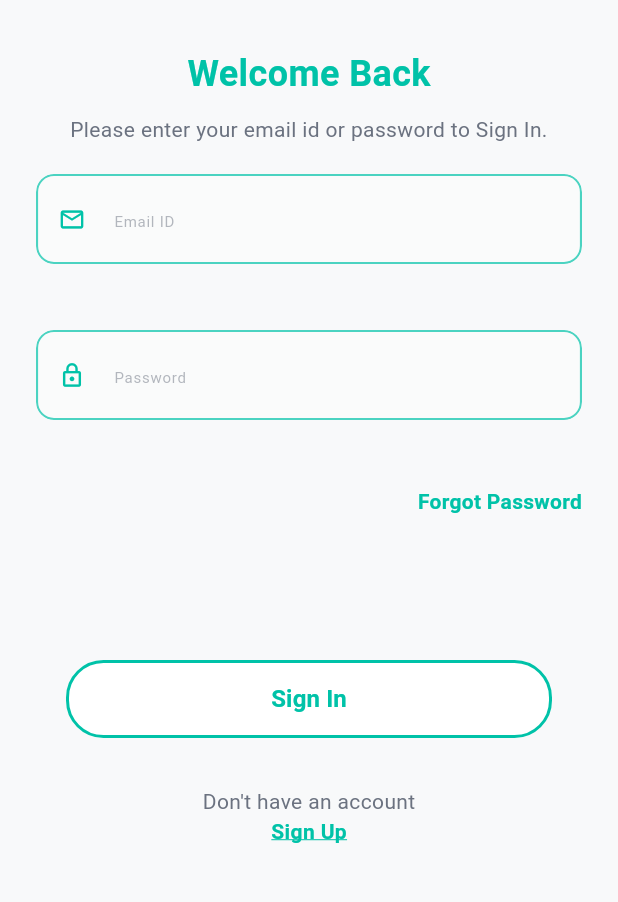
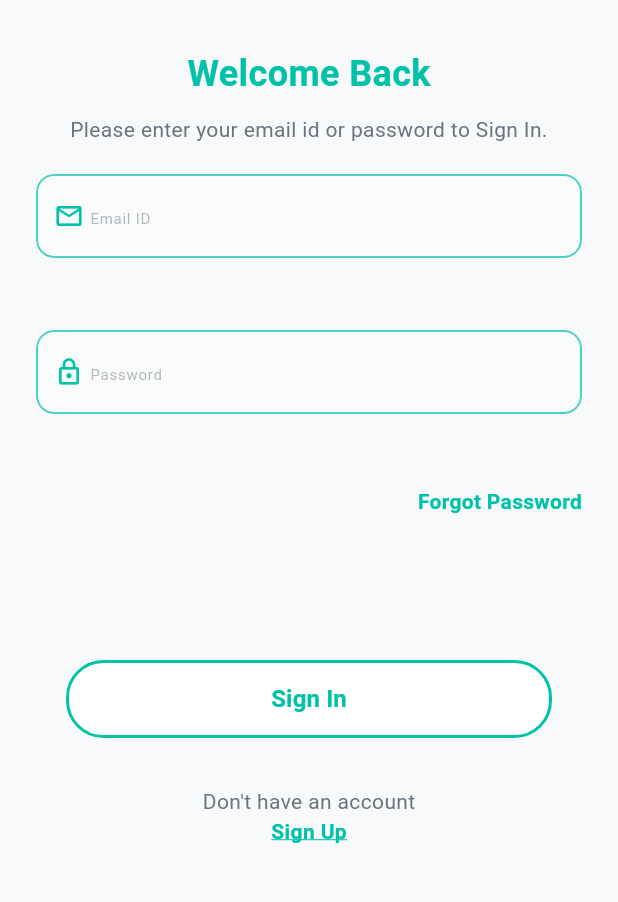
Before and after one commit to ayeshaahmed7589-coder/Logistic-Customer, a Flutter app: the screen it shows after launch, on a phone screen of 412 x 824 dp, the part 168-1070 px from its top. Run offline on Flutter 3.47's test engine with Material 3 defaults, Android fonts, the phone set to English and light mode, and no system bars; our stand-ins replace cached_network_image, dio, flutter_map, flutter_riverpod, go_router, image_picker and 6 more; missing offline and left inert: flutter_google_places_sdk; generated files the repository leaves out were written again.

Commit message:
custom field

```diff
--- a/lib/common_widgets/cuntom_textfield.dart
+++ b/lib/common_widgets/cuntom_textfield.dart
@@ -108,27 +108,42 @@ class _CustomAnimatedTextFieldState extends State<CustomAnimatedTextField> {
 
 decoration: InputDecoration(
   isDense: true,
-                prefixIcon: Icon(
+
+  prefixIcon: Padding(
+    padding: const EdgeInsets.only(left: 12,),
+    child: Icon(
       widget.prefixIcon,
+      size: 20,
       color: _errorText != null ? Colors.red : widget.iconColor,
     ),
+  ),
+
+  prefixIconConstraints: const BoxConstraints(
+    minWidth: 0,
+    minHeight: 0,
+  ),
+
   suffixIcon: widget.suffixIcon,
+
   hintText: widget.hintText,
   hintStyle: TextStyle(
-                  // ignore: deprecated_member_use
     color: widget.textColor.withOpacity(0.5),
     fontSize: 10,
   ),
+
   filled: true,
-                // ignore: deprecated_member_use
   fillColor: Colors.white.withOpacity(0.25),
+
+  contentPadding: const EdgeInsets.symmetric(
+    vertical: 16,
+    horizontal: 10, // ⬅️ yahan bhi thora kam
+  ),
 
   enabledBorder: OutlineInputBorder(
     borderRadius: borderRadius,
     borderSide: BorderSide(
       color: _errorText != null
           ? Colors.red
-                        // ignore: deprecated_member_use
           : widget.borderColor.withOpacity(0.7),
       width: 1.4,
     ),
@@ -139,10 +154,6 @@ class _CustomAnimatedTextFieldState extends State<CustomAnimatedTextField> {
       color: _errorText != null ? Colors.red : widget.borderColor,
       width: 1.4,
     ),
-                ),
-                contentPadding: const EdgeInsets.symmetric(
-                  vertical: 18,
-                  horizontal: 16,
   ),
 ),
             ),
```
Lines whose indentation alone changed are shown as unchanged.
